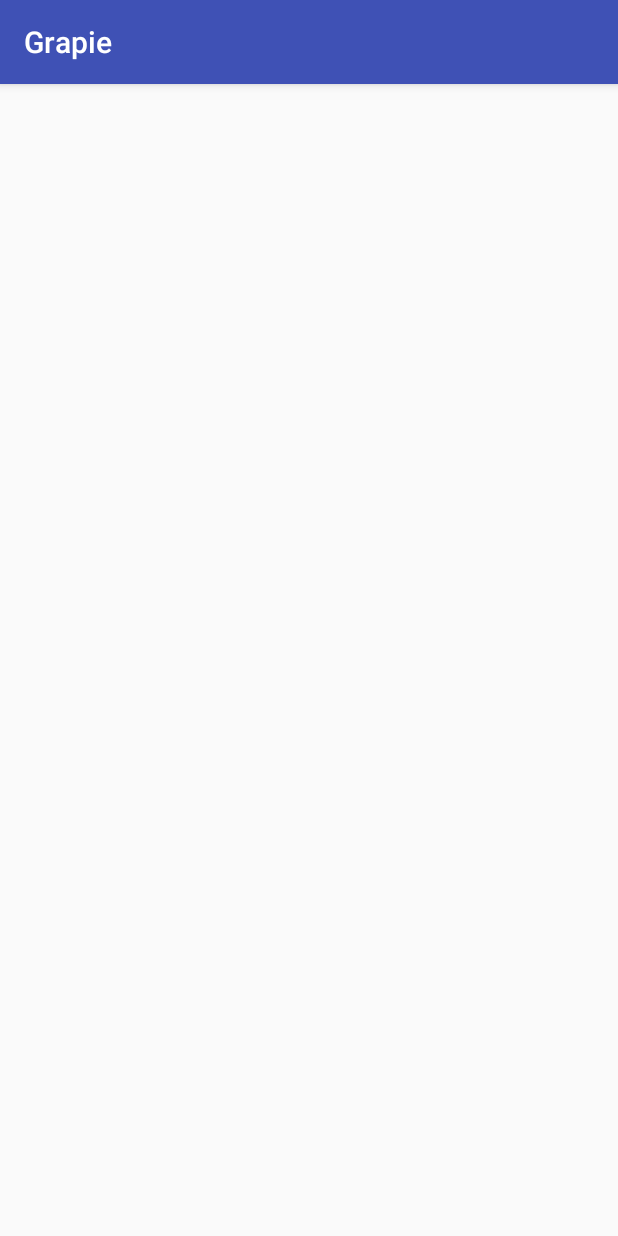
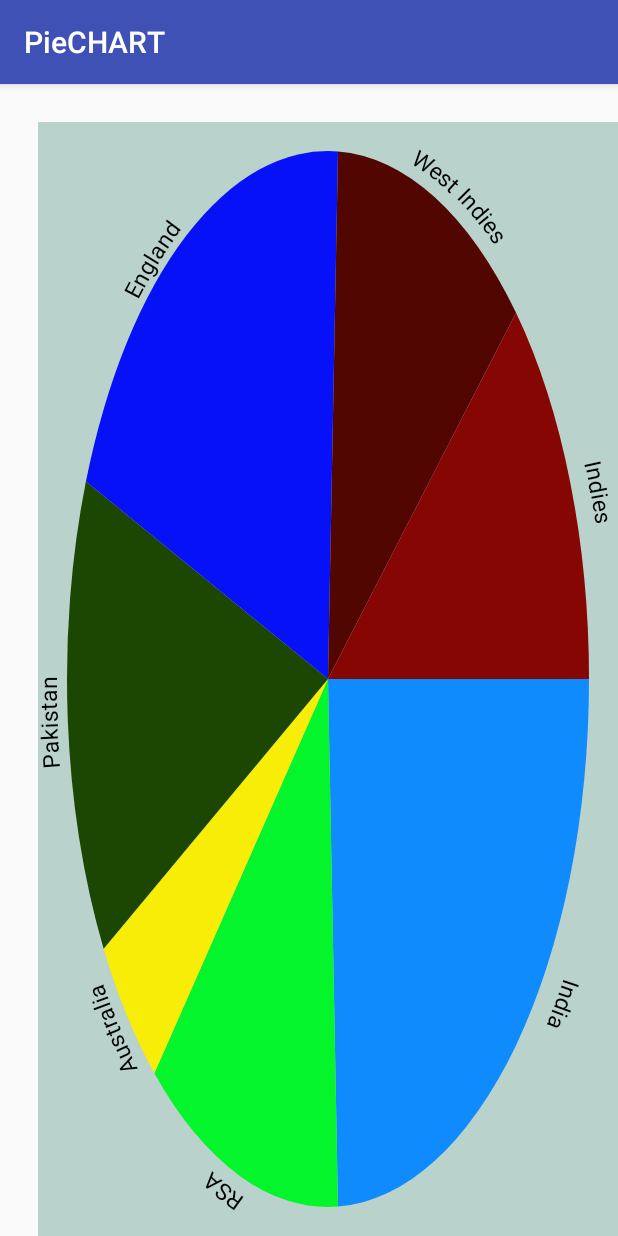
Before and after one commit to Prabha1411/Grapie, an Android app: the screen it shows after launch (MainActivity), on a phone screen of 412 x 824 dp. Run offline under Robolectric (Android 15) with nearby library versions, the phone set to English and light mode, and no system bars.

Commit message:
Piechart using JSON

```diff
--- a/app/src/main/java/com/example/prabhakarananbazhag/grapie/MainActivity.java
+++ b/app/src/main/java/com/example/prabhakarananbazhag/grapie/MainActivity.java
@@ -1,94 +1,25 @@
 package com.example.prabhakarananbazhag.grapie;
 
-import android.content.SharedPreferences;
-import android.content.res.AssetManager;
-import android.graphics.Canvas;
-import android.graphics.Color;
 import android.support.v7.app.AppCompatActivity;
 import android.os.Bundle;
-import android.util.Log;
-import android.view.View;
-import android.view.ViewGroup;
-import android.widget.RelativeLayout;
-import android.widget.TextView;
 
 import org.json.JSONArray;
 import org.json.JSONException;
 import org.json.JSONObject;
-import org.w3c.dom.Document;
-import org.w3c.dom.Element;
-import org.w3c.dom.NodeList;
-import org.xml.sax.InputSource;
-import org.xml.sax.SAXException;
-import org.xmlpull.v1.XmlPullParser;
-import org.xmlpull.v1.XmlPullParserException;
-import org.xmlpull.v1.XmlPullParserFactory;
 
 import java.io.IOException;
 import java.io.InputStream;
 import java.util.ArrayList;
 import java.util.HashMap;
 
-import javax.xml.parsers.ParserConfigurationException;
-
 public class MainActivity extends AppCompatActivity {
-    //static final String NODE_CANVAS="canvas";
-//static final String NODE_TEAM="team";
-//int X,Y,Width,Height,Trans;
-   /* ArrayList<String> teamname = new ArrayList<>();
-    ArrayList<Float> matches = new ArrayList<>();
-    ArrayList<String> colour = new ArrayList<>();*/
-
 
     @Override
     protected void onCreate(Bundle savedInstanceState) {
         super.onCreate(savedInstanceState);
         setContentView(R.layout.activity_main);
-        MyCanvas mc = (MyCanvas) findViewById(R.id.grap);
-
- /*       XMLDOMParser parser = new XMLDOMParser();
-        AssetManager manager = getAssets();
-        InputStream stream;
-        try {
-            stream = manager.open("data.xml");
-            Document doc = parser.getDocument(stream);
-
-
-            NodeList nodeList = doc.getElementsByTagName(NODE_CANVAS);
-                Element e = (Element) nodeList.item(0);
-                X=Integer.parseInt(parser.getValue(e,"value_x"));
-                Y=Integer.parseInt(parser.getValue(e,"value_y"));
-                Width=Integer.parseInt(parser.getValue(e,"width"));
-                Height=Integer.parseInt(parser.getValue(e,"height"));
-
-
-            NodeList nodeList1=doc.getElementsByTagName(NODE_TEAM);
-
-                for(int i=0;i<nodeList1.getLength();i++){
-                    Element team=(Element)nodeList1.item(i);
-                    teamname.add(parser.getValue(team,"name"));
-                    matches.add(Float.valueOf(parser.getValue(team,"matches")));
-                    colour.add(parser.getValue(team,"colour"));
-                }
-
-          NodeList nodeList2=doc.getElementsByTagName("Trans");
-        } catch (IOException e1) {
-            e1.printStackTrace();
-        }*/
-
-
-       // PieChartData obj = new PieChartData(teamname, matches, colour);
-       /*RelativeLayout relativeLayout=(RelativeLayout)findViewById(R.id.grap);
-        RelativeLayout relativeLayout=(RelativeLayout)findViewById(R.id.rel);
-        RelativeLayout.LayoutParams params=new RelativeLayout.LayoutParams(Width,Height);
-        params.leftMargin=X;
-        params.topMargin=Y;*/
-
-       /* mc.setLayoutParams(new ViewGroup.LayoutParams(Width,Height));
-        mc.setBackgroundColor(Color.GRAY);
-        relativeLayout.addView(mc,params);*/
-
-       mc.setdata(getjson());
+        Piechart mc = (Piechart) findViewById(R.id.grap);
+        mc.setdata(getjson());
     }
 
 public  ArrayList<HashMap<String, String>> getjson(){
@@ -96,21 +27,18 @@ public  ArrayList<HashMap<String, String>> getjson(){
     try {
         JSONObject obj = new JSONObject(loadJSONFromAsset());
         JSONArray m_jArry = obj.getJSONArray("team");
-         formList = new ArrayList<HashMap<String, String>>();
+        formList = new ArrayList<HashMap<String, String>>();
         HashMap<String, String> m_li;
 
         for (int i = 0; i < m_jArry.length(); i++) {
             JSONObject jo_inside = m_jArry.getJSONObject(i);
-           // Log.d("Details-->", jo_inside.getString("name"));
             String name_value = jo_inside.getString("name");
             String matches_value = jo_inside.getString("matches");
             String colour_value=jo_inside.getString("colour");
-            //Add your values in your `ArrayList` as below:
             m_li = new HashMap<String, String>();
             m_li.put("name", name_value);
             m_li.put("matches", matches_value);
             m_li.put("colour",colour_value);
-
             formList.add(m_li);
         }
     } catch (JSONException e) {
@@ -133,5 +61,4 @@ public  ArrayList<HashMap<String, String>> getjson(){
         }
         return json;
     }
-
 }
--- a/app/src/main/java/com/example/prabhakarananbazhag/grapie/MyCanvas.java
+++ b/app/src/main/java/com/example/prabhakarananbazhag/grapie/Piechart.java
@@ -15,119 +15,89 @@ import android.util.AttributeSet;
 import android.util.Log;
 import android.view.View;
 
+import org.json.JSONObject;
+
 import java.util.ArrayList;
 import java.util.HashMap;
 
-public class MyCanvas extends View {
+public class Piechart extends View {
     Paint paint,paint1;
     ArrayList<HashMap<String, String>> pieChartData;
     float start=0f;
-
-
-
-    public MyCanvas(Context context){
+    public Piechart(Context context){
     super(context);
-
-
-}
-
-    public MyCanvas(Context context, @Nullable AttributeSet attrs) {
+    }
+    public Piechart(Context context, @Nullable AttributeSet attrs) {
         super(context, attrs);
         paint=new Paint();
         paint1=new Paint();
         paint.setColor(Color.BLACK);
     }
 
-    public MyCanvas(Context context, @Nullable AttributeSet attrs, int defStyleAttr) {
+    public Piechart(Context context, @Nullable AttributeSet attrs, int defStyleAttr) {
         super(context, attrs, defStyleAttr);
     }
-
 @Override
     protected void onDraw(Canvas canvas) {
     super.onDraw(canvas);
     if(pieChartData!=null){
-        float[] sweep=scale();
+     float[] sweep=scale();
         int z=canvas.getWidth()/20;
+        Log.i("val", String.valueOf(getWidth()));
         int w=canvas.getWidth()/30;
         int x=canvas.getWidth()-z;
         int y= canvas.getHeight()-z;
         RectF rectF = new RectF(z,z,x,y);
         RectF rectF1=new RectF(w,w,x+w,y+w);
         for(int i=0;i<pieChartData.size();++i){
+            paint.setColor(Color.parseColor(pieChartData.get(i).get("colour")));
+            Path p2=new Path();
             canvas.drawArc(rectF, start, sweep[i], true, paint);
-            start += sweep[i];
-        }
-
-    }else{
-        return;
-    }
-
-
-   /* if (pieChartData != null) {
-            float[] sweep=scale();
-
-            int z=canvas.getWidth()/20;
-            int w=canvas.getWidth()/30;
-
-            int x=canvas.getWidth()-z;
-            int y= canvas.getHeight()-z;
-            RectF rectF = new RectF(z,z,x,y);
-            RectF rectF1=new RectF(w,w,x+w,y+w);
-
-        for(int i=0;i<pieChartData.getMatches().size();i++) {
-
-
-            paint.setColor(Color.parseColor(pieChartData.getColor().get(i)));
-
-            canvas.drawArc(rectF, start, sweep[i], true, paint);
-
-            //paint.setShadowLayer(10.0f, 6.0f, 6.0f, Color.BLACK);
-            // setLayerType(LAYER_TYPE_SOFTWARE,paint);
-
-
+            p2.addArc(rectF,start,sweep[i]);
             Path p = new Path();
             p.addArc(rectF1, start, sweep[i]);
-            PathMeasure pathMeasure = new PathMeasure(p, false);
+            PathMeasure pathMeasure = new PathMeasure(p2, false);
             float pathLength = pathMeasure.getLength();
             paint.setColor(Color.BLACK);
             paint.setTextSize(getWidth() / 25);
             paint.setTextAlign(Paint.Align.CENTER);
-            String name = pieChartData.getName().get(i);
+            String name = pieChartData.get(i).get("name");
             if (paint.measureText(name) > pathLength) {
                 while (paint.measureText(name) < pathLength) {
                     name = name.substring(0, name.length() - 1);
                 }
                 canvas.drawTextOnPath(name.substring(0, name.length() - 3).concat("..."), p, 0, 0, paint);
             } else {
-                canvas.drawTextOnPath(pieChartData.getName().get(i), p, 0, 0, paint);
+                canvas.drawTextOnPath(pieChartData.get(i).get("name"), p, 0, 0, paint);
             }
             start += sweep[i];
+//            paint1.setShadowLayer(10.0f, 6.0f, 6.0f, Color.BLACK);
+//            setLayerType(LAYER_TYPE_SOFTWARE,paint);
+
         }
-    } else {
+
+    }else{
         return;
     }
-
-*/
 }
     private float[] scale() {
-
-float[] sweep=new float[pieChartData.get(Integer.parseInt("matches")).size()];
+float[] sweep=new float[pieChartData.size()];
         float total = getTotal();
-for(int i=0;i<pieChartData.get(Integer.parseInt("matches")).size();i++){
-  //  sweep[i] = (pieChartData.add("matches",pieChartData).get(i) / total) * 360;
-}
+for(int i=0;i<pieChartData.size();i++){
+      sweep[i] = (Float.parseFloat(pieChartData.get(i).get("matches")) /total) * 360;
+     }
         return sweep;
     }
    private float getTotal(){
        float total = 0;
-      // for (float val : pieChartData.getMatches())
-         //  total += val;
- return total;
+      for(int i=0;i<pieChartData.size();i++) {
+          float val= Float.parseFloat(pieChartData.get(i).get("matches"));
+          total += val;
+      }
+      return total;
    }
     public void setdata(ArrayList<HashMap<String, String>> chartdata){
         pieChartData=chartdata;
-      postInvalidate();
+        postInvalidate();
     }
-
-
 }
--- a/app/src/main/res/layout/activity_main.xml
+++ b/app/src/main/res/layout/activity_main.xml
@@ -2,18 +2,16 @@
 <RelativeLayout xmlns:android="http://schemas.android.com/apk/res/android"
     xmlns:app="http://schemas.android.com/apk/res-auto"
     xmlns:tools="http://schemas.android.com/tools"
-    android:id="@+id/rel"
     android:layout_width="match_parent"
     android:layout_height="match_parent"
     tools:context=".MainActivity"
     >
-<com.example.prabhakarananbazhag.grapie.MyCanvas
+    <com.example.prabhakarananbazhag.grapie.Piechart
     android:id="@+id/grap"
-    android:layout_width="750dp"
-    android:layout_height="750dp"
+    android:layout_width="3000dp"
+    android:layout_height="3000dp"
     android:layout_marginLeft="25dp"
     android:layout_marginTop="25dp"
+    android:background="@color/Ltgray"
     />
-
-
 </RelativeLayout>
--- a/app/src/main/res/values/colors.xml
+++ b/app/src/main/res/values/colors.xml
@@ -3,4 +3,5 @@
     <color name="colorPrimary">#3F51B5</color>
     <color name="colorPrimaryDark">#303F9F</color>
     <color name="colorAccent">#FF4081</color>
+    <color name="Ltgray">#B9D2CB</color>
 </resources>
--- a/app/src/main/res/values/strings.xml
+++ b/app/src/main/res/values/strings.xml
@@ -1,3 +1,3 @@
 <resources>
-    <string name="app_name">Grapie</string>
+    <string name="app_name">PieCHART</string>
 </resources>
```
Also changed, not shown: app/src/main/assets/infor.json (+11 -6 lines), app/src/main/java/com/example/prabhakarananbazhag/grapie/XMLDOMParser.java (deleted, +0 -59 lines).
